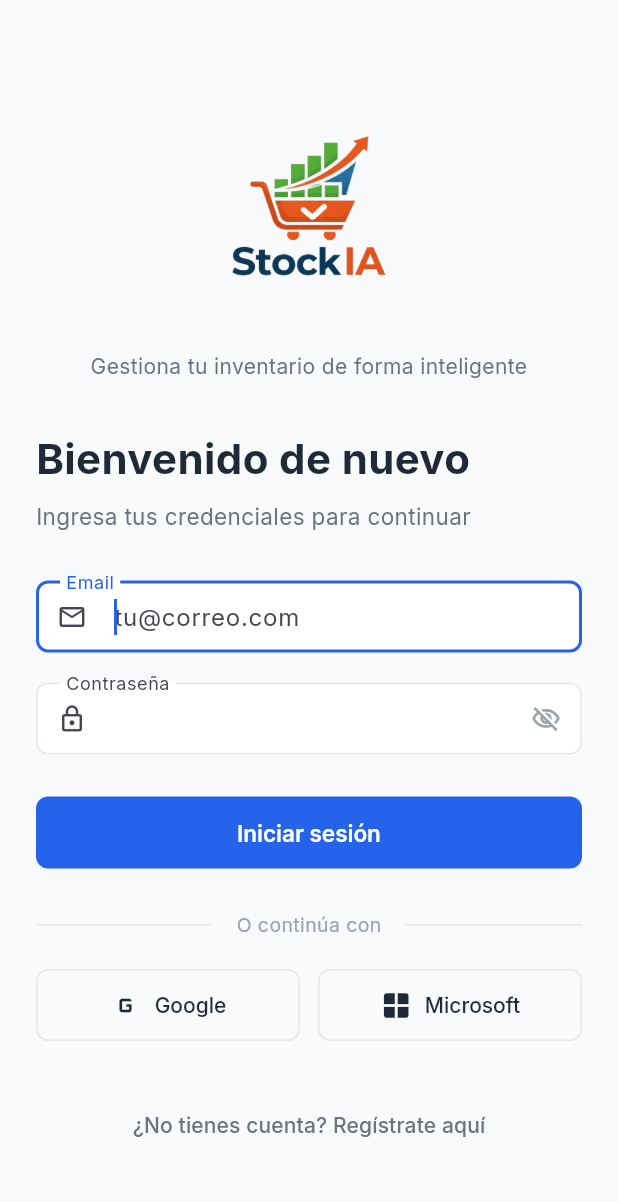
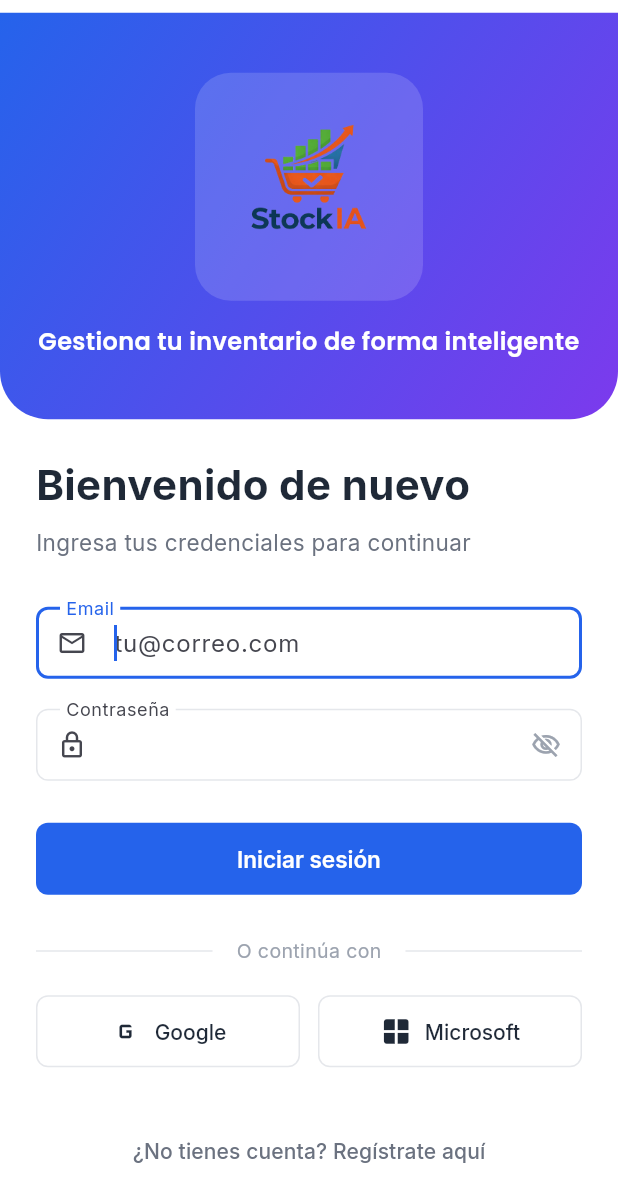
Before and after one commit to Aleon97/stockia, a Flutter app: the screen it shows after launch, on a phone screen of 412 x 824 dp. Shown: the top 1202 px of the screen. Run offline on Flutter 3.47's test engine with Material 3 defaults, Android fonts, the phone set to English and light mode, and no system bars; our stand-ins replace cloud_firestore, csv, firebase_auth, firebase_core, fl_chart, flutter_riverpod and 4 more; accounts and stored records are empty.

Commit message:
fix: sidebar icons not rendering on web, add gradient branding to mobile login

```diff
--- a/lib/presentation/screens/login_screen.dart
+++ b/lib/presentation/screens/login_screen.dart
@@ -68,10 +68,10 @@
     final isWide = MediaQuery.of(context).size.width >= 800;
 
     return Scaffold(
-      backgroundColor: isWide ? AppColors.surface : AppColors.background,
-      body: SafeArea(
-        child: isWide
-            ? Row(
+      backgroundColor: AppColors.surface,
+      body: isWide
+          ? SafeArea(
+              child: Row(
                 children: [
                   // ── Lado izquierdo: Branding ──
                   const Expanded(child: AuthBrandingPanel()),
@@ -91,35 +91,73 @@
                     ),
                   ),
                 ],
+              ),
             )
           : Center(
               child: SingleChildScrollView(
+                padding: EdgeInsets.zero,
+                child: Column(
+                  mainAxisSize: MainAxisSize.min,
+                  children: [
+                    // ── Branding header (mobile) ──
+                    Container(
+                      width: double.infinity,
+                      padding: const EdgeInsets.symmetric(
+                        horizontal: 24,
+                        vertical: 40,
+                      ),
+                      decoration: const BoxDecoration(
+                        gradient: LinearGradient(
+                          begin: Alignment.topLeft,
+                          end: Alignment.bottomRight,
+                          colors: [AppColors.primary, AppColors.secondary],
+                        ),
+                        borderRadius: BorderRadius.only(
+                          bottomLeft: Radius.circular(32),
+                          bottomRight: Radius.circular(32),
+                        ),
+                      ),
+                      child: SafeArea(
+                        bottom: false,
+                        child: Column(
+                          children: [
+                            Container(
+                              padding: const EdgeInsets.all(16),
+                              decoration: BoxDecoration(
+                                color: const Color(0x26FFFFFF),
+                                borderRadius: BorderRadius.circular(
+                                  AppRadius.xxl,
+                                ),
+                              ),
+                              child: Image.asset(
+                                'assets/images/logo_stockia.png',
+                                width: 120,
+                                fit: BoxFit.contain,
+                              ),
+                            ),
+                            const SizedBox(height: 16),
+                            Text(
+                              'Gestiona tu inventario de forma inteligente',
+                              textAlign: TextAlign.center,
+                              style: GoogleFonts.poppins(
+                                fontSize: 16,
+                                fontWeight: FontWeight.w600,
+                                color: Colors.white,
+                              ),
+                            ),
+                          ],
+                        ),
+                      ),
+                    ),
+                    // ── Form section ──
+                    Padding(
                       padding: const EdgeInsets.all(24),
                       child: ConstrainedBox(
                         constraints: const BoxConstraints(maxWidth: 420),
-                    child: Column(
-                      mainAxisSize: MainAxisSize.min,
-                      children: [
-                        const SizedBox(height: 16),
-                        Image.asset(
-                          'assets/images/logo_stockia.png',
-                          width: 160,
-                          fit: BoxFit.contain,
-                        ),
-                        const SizedBox(height: 8),
-                        Text(
-                          'Gestiona tu inventario de forma inteligente',
-                          textAlign: TextAlign.center,
-                          style: GoogleFonts.inter(
-                            fontSize: 14,
-                            color: AppColors.textSecondary,
+                        child: _buildLoginForm(context, isLoading),
                       ),
                     ),
-                        const SizedBox(height: 32),
-                        _buildLoginForm(context, isLoading),
                   ],
-                    ),
-                  ),
                 ),
               ),
             ),
--- a/lib/presentation/widgets/app_shell.dart
+++ b/lib/presentation/widgets/app_shell.dart
@@ -130,23 +130,23 @@
             onTap: () => _navigate(NavSection.products, isDrawer),
           ),
           _SidebarItem(
-            icon: Icons.swap_vert_outlined,
-            activeIcon: Icons.swap_vert,
+            icon: Icons.compare_arrows,
+            activeIcon: Icons.compare_arrows,
             label: 'Movimientos',
             expanded: expanded,
             selected: _currentSection == NavSection.movements,
             onTap: () => _navigate(NavSection.movements, isDrawer),
           ),
           _SidebarItem(
-            icon: Icons.analytics_outlined,
-            activeIcon: Icons.analytics,
+            icon: Icons.bar_chart,
+            activeIcon: Icons.bar_chart,
             label: 'Reporte',
             expanded: expanded,
             selected: _currentSection == NavSection.reports,
             onTap: () => _navigate(NavSection.reports, isDrawer),
           ),
           _SidebarItem(
-            icon: Icons.notifications_outlined,
+            icon: Icons.notifications_none,
             activeIcon: Icons.notifications,
             label: 'Alertas',
             expanded: expanded,
@@ -158,7 +158,7 @@
           const Divider(color: AppColors.sidebarHover, height: 1),
 
           _SidebarItem(
-            icon: Icons.settings_outlined,
+            icon: Icons.settings,
             activeIcon: Icons.settings,
             label: 'Configuración',
             expanded: expanded,
```
Also changed, not shown: 1 other file. Lines whose indentation alone changed are shown as unchanged.
